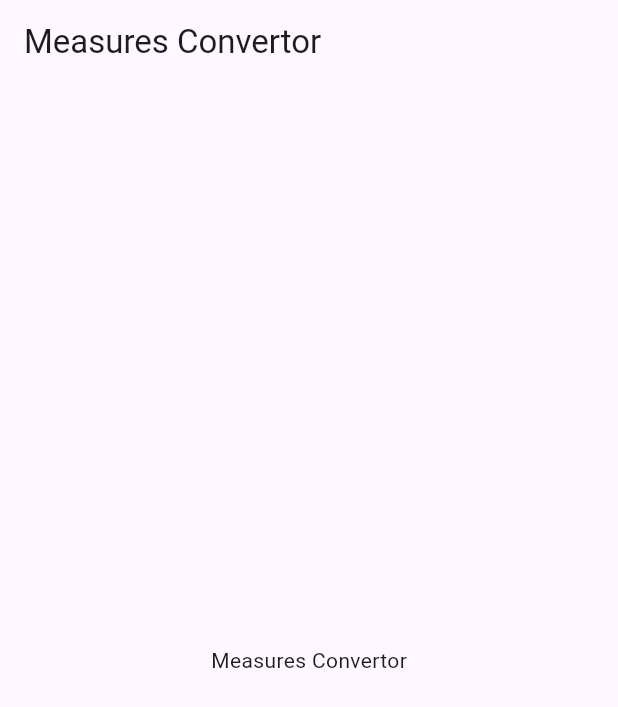
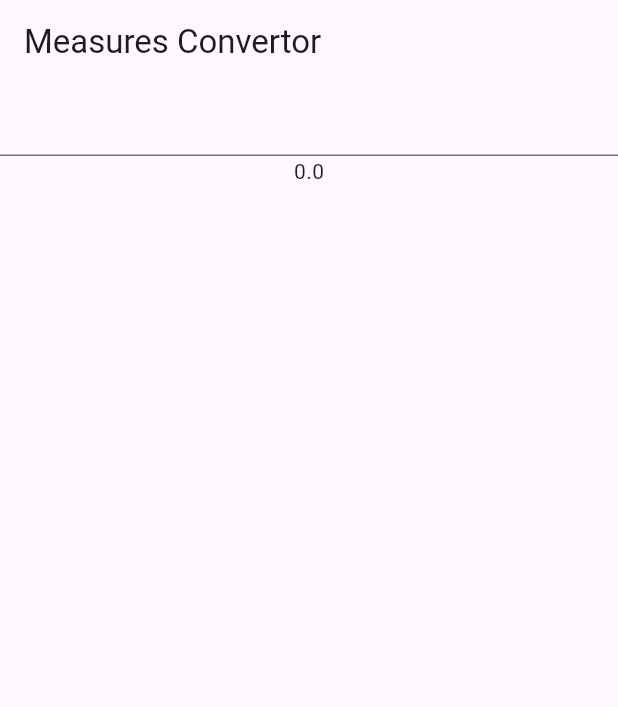
Before and after one commit to pilaabo/unit_converter, a Flutter app: the screen it shows after launch, on a phone screen of 412 x 824 dp. Shown: the top 707 px of the screen. Run offline on Flutter 3.47's test engine with Material 3 defaults, Android fonts, the phone set to English and light mode, and no system bars.

Commit message:
Reading user input from TextField

```diff
--- a/lib/main.dart
+++ b/lib/main.dart
@@ -8,6 +8,14 @@ class MyApp extends StatefulWidget {
 }
 
 class MyAppState extends State<MyApp> {
+  late double _numberForm;
+
+  @override
+  void initState() {
+    _numberForm = 0;
+    super.initState();
+  }
+
   @override
   Widget build(BuildContext context) {
     return MaterialApp(
@@ -16,7 +24,21 @@ class MyAppState extends State<MyApp> {
           title: Text('Measures Convertor'),
         ),
         body: Center(
-          child: Text('Measures Convertor'),
+          child: Column(
+            children: [
+              TextField(
+                onChanged: (text) {
+                  var rv = double.tryParse(text);
+                  if (rv != null) {
+                    setState(() {
+                      _numberForm = rv;
+                    });
+                  }
+                },
+              ),
+              Text(_numberForm.toString()),
+            ],
+          ),
         ),
       ),
     );
```
